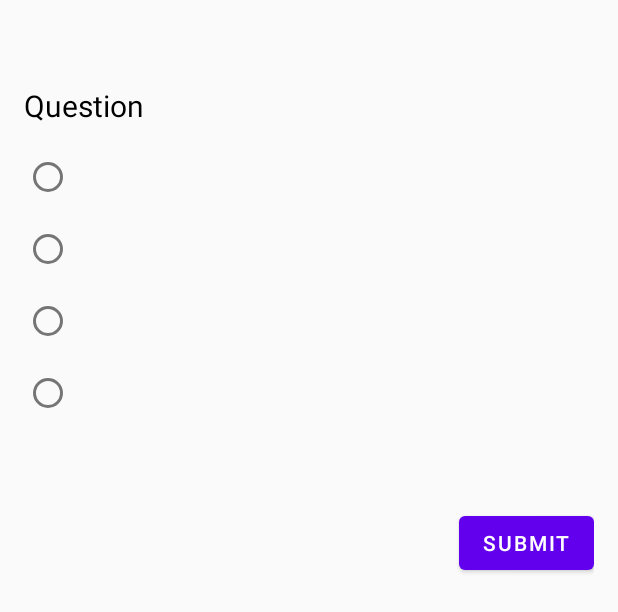
After one commit to jaixmario/ssc-gk-questions, an Android app: the layout activity_main.xml on its own in the app's theme, with its tools: preview values and no code run, on a phone screen of 412 x 824 dp. The commit adds this screen. Shown: the top 612 px of the screen. Run offline under Robolectric (Android 15) with nearby library versions, the light colour scheme and no system bars.

Commit message:
Initial commit

```diff
--- /dev/null
+++ b/app/src/main/res/layout/activity_main.xml
@@ -0,0 +1,57 @@
+<ScrollView xmlns:android="http://schemas.android.com/apk/res/android"
+    android:layout_width="match_parent"
+    android:layout_height="match_parent"
+    android:padding="16dp"
+    android:background="#FAFAFA">
+
+    <LinearLayout
+        android:layout_width="match_parent"
+        android:layout_height="wrap_content"
+        android:orientation="vertical">
+
+        <TextView
+            android:id="@+id/welcomeText"
+            android:textSize="18sp"
+            android:textColor="#333333"
+            android:layout_width="match_parent"
+            android:layout_height="wrap_content"
+            android:layout_marginBottom="16dp" />
+
+        <TextView
+            android:id="@+id/questionText"
+            android:text="Question"
+            android:textSize="20sp"
+            android:textColor="#000"
+            android:layout_width="match_parent"
+            android:layout_height="wrap_content" />
+
+        <RadioGroup
+            android:id="@+id/optionsGroup"
+            android:layout_width="match_parent"
+            android:layout_height="wrap_content"
+            android:orientation="vertical"
+            android:layout_marginTop="10dp">
+
+            <RadioButton android:id="@+id/optionA" android:layout_width="wrap_content" android:layout_height="wrap_content"/>
+            <RadioButton android:id="@+id/optionB" android:layout_width="wrap_content" android:layout_height="wrap_content"/>
+            <RadioButton android:id="@+id/optionC" android:layout_width="wrap_content" android:layout_height="wrap_content"/>
+            <RadioButton android:id="@+id/optionD" android:layout_width="wrap_content" android:layout_height="wrap_content"/>
+        </RadioGroup>
+
+        <TextView
+            android:id="@+id/resultText"
+            android:textSize="16sp"
+            android:textColor="#008000"
+            android:layout_width="match_parent"
+            android:layout_height="wrap_content"
+            android:paddingTop="10dp" />
+
+        <Button
+            android:id="@+id/nextBtn"
+            android:text="Submit"
+            android:layout_width="wrap_content"
+            android:layout_height="wrap_content"
+            android:layout_gravity="end"
+            android:layout_marginTop="20dp" />
+    </LinearLayout>
+</ScrollView>
```
Also changed, not shown: app/src/main/AndroidManifest.xml (+10 -4 lines), app/src/main/java/com/mario/ssc/MainActivity.java (+19 -34 lines), app/src/main/java/com/mario/ssc/WelcomeActivity.java (added, +45 -0 lines), app/src/main/res/layout/activity_welcome.xml (added, +52 -0 lines), app/src/main/res/layout/question_item.xml (deleted, +0 -44 lines).
